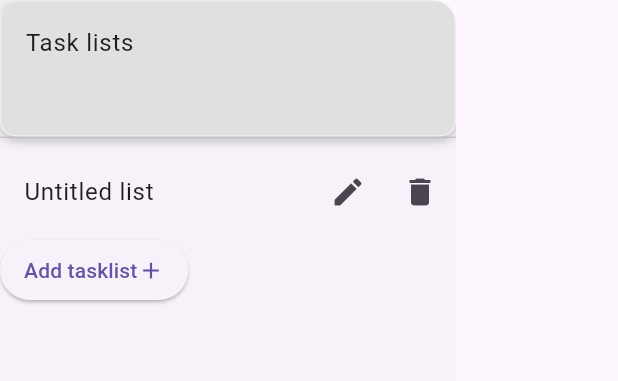
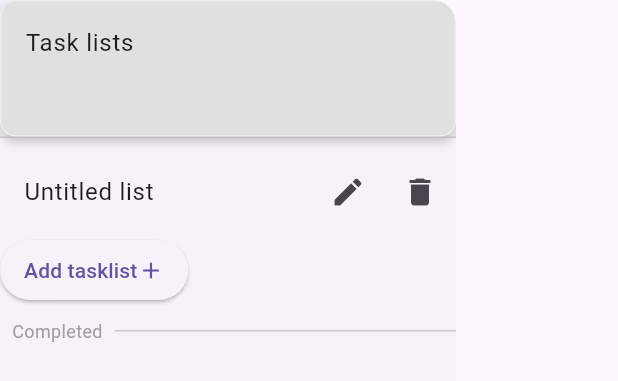
Before and after one commit to temedeus/task_swiper, a Flutter app: the TaskListDrawer widget shown alone on an empty page, opened directly, on a phone screen of 412 x 824 dp. Shown: the top 381 px of the screen. Run offline on Flutter 3.47's test engine with Material 3 defaults, Android fonts, the phone set to English and light mode, and no system bars; our stand-ins replace carousel_slider, get_it, sqflite; accounts and stored records are empty.

Commit message:
Completed tasklists divider

```diff
--- a/lib/ui/dialogs/dismiss_task_dialog.dart
+++ b/lib/ui/dialogs/dismiss_task_dialog.dart
@@ -25,7 +25,7 @@ class DismissTaskDialog extends StatelessWidget {
           child: Text(cancel),
         ),
       ],
-    );;
+    );
   }
 
 }
--- /dev/null
+++ b/lib/ui/widgets/separator.dart
@@ -0,0 +1,31 @@
+import 'package:flutter/cupertino.dart';
+import 'package:flutter/material.dart';
+
+class SeparatorWithLabel extends StatelessWidget {
+  final String label;
+
+  const SeparatorWithLabel({Key? key, required this.label}) : super(key: key);
+
+  @override
+  Widget build(BuildContext context) {
+    return Column(
+      children: [
+        Padding(
+          padding: const EdgeInsets.symmetric(vertical: 8.0),
+          child: Row(
+            children: [
+              Padding(
+                padding: const EdgeInsets.symmetric(horizontal: 8.0),
+                child: Text(
+                  label,
+                  style: TextStyle(fontSize: 12.0, color: Colors.grey),
+                ),
+              ),
+              Expanded(child: Divider()),
+            ],
+          ),
+        ),
+      ],
+    );
+  }
+}
--- a/lib/ui/widgets/task_list_drawer.dart
+++ b/lib/ui/widgets/task_list_drawer.dart
@@ -4,6 +4,7 @@ import 'package:taskswiper/model/task.dart';
 import 'package:taskswiper/providers/selected_task_list_provider.dart';
 import 'package:taskswiper/service/database_service.dart';
 import 'package:taskswiper/ui/dialogs/add_task_list_dialog.dart';
+import 'package:taskswiper/ui/widgets/separator.dart';
 
 import '../../model/task_list.dart';
 import '../../service/service_locator.dart';
@@ -84,6 +85,7 @@ class _TaskListDrawerState extends State<TaskListDrawer> {
                 ),
               ),
             ),
+            SeparatorWithLabel(label: "Completed")
           ],
         );
       }),
```
